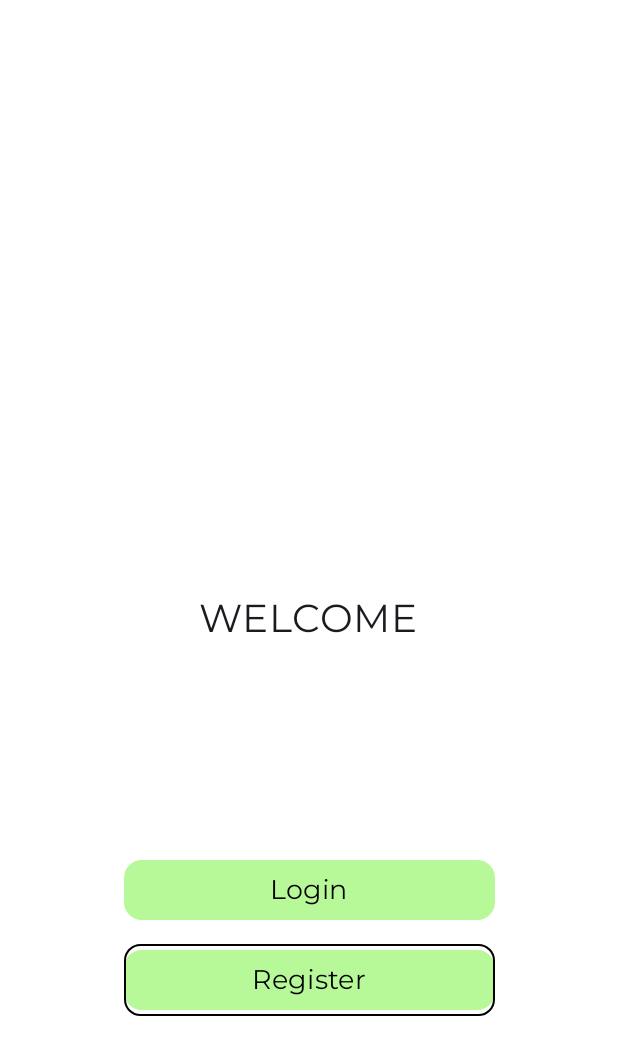
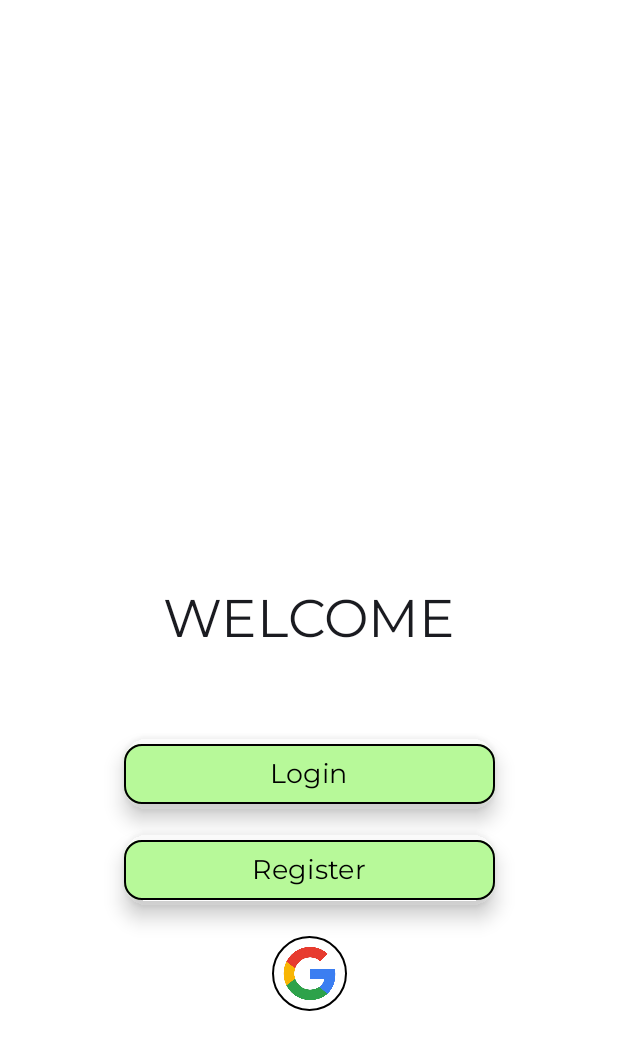
Before and after one commit to macp3/SnackTrackMobile, an Android app built with Jetpack Compose: the screen it shows after launch (MainActivity), on a phone screen of 412 x 824 dp. Shown: the top 1055 px of the screen. Run offline under Robolectric (Android 15) with nearby library versions, the phone set to English and light mode, and no system bars.

Commit message:
StartView developed

```diff
--- a/app/build.gradle.kts
+++ b/app/build.gradle.kts
@@ -49,6 +49,7 @@ dependencies {
     implementation(libs.androidx.ui.graphics)
     implementation(libs.androidx.ui.tooling.preview)
     implementation(libs.androidx.material3)
+    implementation(libs.androidx.navigation.compose)
     testImplementation(libs.junit)
     androidTestImplementation(libs.androidx.junit)
     androidTestImplementation(libs.androidx.espresso.core)
--- a/app/src/main/java/study/snacktrackmobile/MainActivity.kt
+++ b/app/src/main/java/study/snacktrackmobile/MainActivity.kt
@@ -2,23 +2,16 @@ package study.snacktrackmobile
 import android.os.Bundle
 import androidx.activity.ComponentActivity
 import androidx.activity.compose.setContent
-import androidx.compose.ui.text.font.Font
-import androidx.compose.ui.text.font.FontFamily
-import androidx.compose.ui.text.font.FontWeight
 import study.snacktrackmobile.ui.theme.SnackTrackMobileTheme
-import study.snacktrackmobile.ui.views.LoginScreen
+import study.snacktrackmobile.ui.views.SnackTrackApp
 
 
 class MainActivity : ComponentActivity() {
     override fun onCreate(savedInstanceState: Bundle?) {
         super.onCreate(savedInstanceState)
         setContent {
-            SnackTrackMobileTheme{
-                LoginScreen(
-                    onLoginClick = {},
-                    onRegisterClick = {},
-                    onGoogleSignInClick = {}
-                )
+            SnackTrackMobileTheme {
+                SnackTrackApp()
             }
         }
     }
--- a/app/src/main/java/study/snacktrackmobile/ui/components/ButtonTest.kt
+++ b/app/src/main/java/study/snacktrackmobile/ui/components/ButtonTest.kt
@@ -1,4 +1,52 @@
 package study.snacktrackmobile.ui.components
 
-class ButtonTest {
-}
+import androidx.compose.foundation.BorderStroke
+import androidx.compose.foundation.layout.PaddingValues
+import androidx.compose.foundation.layout.fillMaxWidth
+import androidx.compose.foundation.shape.RoundedCornerShape
+import androidx.compose.material3.ButtonDefaults
+import androidx.compose.material3.OutlinedButton
+import androidx.compose.material3.Text
+import androidx.compose.runtime.Composable
+import androidx.compose.ui.Modifier
+import androidx.compose.ui.draw.shadow
+import androidx.compose.ui.graphics.Color
+import androidx.compose.ui.text.font.Font
+import androidx.compose.ui.text.font.FontFamily
+import androidx.compose.ui.text.font.FontWeight
+import androidx.compose.ui.unit.dp
+import androidx.compose.ui.unit.sp
+import study.snacktrackmobile.R
+
+
+    val montserratFont = FontFamily(
+        Font(R.font.montserrat, weight = FontWeight.Normal)
+    )
+
+    @Composable
+    fun DisplayButton(text: String,
+                      onClick: () -> Unit,
+                      modifier: Modifier = Modifier,
+                      )
+    {
+        OutlinedButton(
+            onClick = onClick,
+            modifier = Modifier
+                .fillMaxWidth(0.6f)
+                .shadow(
+                    elevation = 8.dp,
+                    shape = RoundedCornerShape(16.dp),
+                    clip = false
+                ),
+            colors = ButtonDefaults.buttonColors(containerColor = Color(0xFFB7F999)),
+            shape = RoundedCornerShape(12.dp),
+            border = BorderStroke(1.dp, Color.Black),
+        ) {
+            Text(
+                text = text,
+                fontSize = 18.sp,
+                fontFamily = montserratFont,
+                color = Color.Black
+            )
+        }
+    }
--- /dev/null
+++ b/app/src/main/java/study/snacktrackmobile/ui/views/LoginView.kt
@@ -0,0 +1,19 @@
+package study.snacktrackmobile.ui.views
+
+import androidx.compose.runtime.Composable
+import androidx.compose.ui.graphics.Color
+import androidx.compose.ui.unit.sp
+import androidx.compose.material3.Text
+import androidx.navigation.NavController
+import study.snacktrackmobile.ui.components.montserratFont
+
+@Composable
+fun LoginView(navController: NavController)
+{
+    Text(
+        text = "login view",
+        fontSize = 18.sp,
+        fontFamily = montserratFont,
+        color = Color.Black,
+    )
+}
--- a/app/src/main/java/study/snacktrackmobile/ui/views/MainView.kt
+++ /dev/null
@@ -1,4 +0,0 @@
-package study.snacktrackmobile.ui.views
-
-class MainView {
-}
--- /dev/null
+++ b/app/src/main/java/study/snacktrackmobile/ui/views/RegisterView.kt
@@ -0,0 +1,19 @@
+package study.snacktrackmobile.ui.views
+
+import androidx.compose.material3.Text
+import androidx.compose.runtime.Composable
+import androidx.compose.ui.graphics.Color
+import androidx.compose.ui.unit.sp
+import androidx.navigation.NavController
+import study.snacktrackmobile.ui.components.montserratFont
+
+@Composable
+fun RegisterView(navController: NavController)
+{
+    Text(
+        text = "login view",
+        fontSize = 18.sp,
+        fontFamily = montserratFont,
+        color = Color.Black,
+    )
+}
--- /dev/null
+++ b/app/src/main/java/study/snacktrackmobile/ui/views/SnackTrackApp.kt
@@ -0,0 +1,22 @@
+package study.snacktrackmobile.ui.views
+
+import androidx.compose.runtime.Composable
+import androidx.navigation.compose.NavHost
+import androidx.navigation.compose.composable
+import androidx.navigation.compose.rememberNavController
+
+@Composable
+fun SnackTrackApp() {
+    val navController = rememberNavController()
+    NavHost(navController = navController, startDestination = "StartView", builder = {
+        composable("StartView") {
+            StartView(navController)
+        }
+        composable("RegisterView") {
+            RegisterView(navController)
+        }
+        composable("LoginView") {
+            LoginView(navController)
+        }
+    })
+}
--- a/app/src/main/java/study/snacktrackmobile/ui/views/StartView.kt
+++ b/app/src/main/java/study/snacktrackmobile/ui/views/StartView.kt
@@ -1,83 +1,75 @@
 package study.snacktrackmobile.ui.views
 
-import androidx.compose.foundation.background
-import androidx.compose.foundation.border
+import androidx.compose.foundation.BorderStroke
+import androidx.compose.foundation.Image
 import androidx.compose.foundation.layout.*
 import androidx.compose.foundation.shape.CircleShape
-import androidx.compose.foundation.shape.RoundedCornerShape
 import androidx.compose.material3.*
 import androidx.compose.runtime.Composable
+import androidx.compose.runtime.getValue
+import androidx.compose.runtime.mutableStateOf
+import androidx.compose.runtime.remember
+import androidx.compose.runtime.setValue
 import androidx.compose.ui.Alignment
 import androidx.compose.ui.Modifier
+import androidx.compose.ui.draw.clip
 import androidx.compose.ui.graphics.Color
+import androidx.compose.ui.layout.ContentScale
 import androidx.compose.ui.res.*
 import androidx.compose.ui.text.font.*
 import androidx.compose.ui.unit.dp
 import androidx.compose.ui.unit.sp
+import androidx.navigation.NavController
 import study.snacktrackmobile.R
+import study.snacktrackmobile.ui.components.*
+import study.snacktrackmobile.ui.views.LoginView
+
+val montserratFont = FontFamily(
+    Font(R.font.montserrat, weight = FontWeight.Normal)
+)
 
 @Composable
-fun LoginScreen(
-    onLoginClick: () -> Unit,
-    onRegisterClick: () -> Unit,
-    onGoogleSignInClick: () -> Unit
-) {
-    val montserratFont = FontFamily(
-        Font(R.font.montserrat, weight = FontWeight.Normal)
-    )
-    Surface(
-        modifier = Modifier.fillMaxSize(),
-        color = Color.White
-    ) {
-        Box(modifier = Modifier.fillMaxSize()) {
-
+fun StartView(navController: NavController) {
+    Surface(modifier = Modifier.fillMaxSize(), color = Color.White) {
+        Box(modifier = Modifier.fillMaxSize(), contentAlignment = Alignment.Center) {
             Text(
                 text = "WELCOME",
-                fontSize = 26.sp,
-                fontFamily = montserratFont,
-                modifier = Modifier.align(Alignment.Center)
+                fontSize = 35.sp,
+                fontFamily = montserratFont
             )
+        }
 
+        Box(modifier = Modifier.fillMaxSize()) {
             Column(
                 modifier = Modifier
                     .fillMaxWidth()
                     .align(Alignment.BottomCenter)
-                    .padding(bottom = 60.dp),
+                    .padding(bottom = 150.dp),
                 horizontalAlignment = Alignment.CenterHorizontally
             ) {
+                DisplayButton(text = "Login", onClick = {
+                    navController.navigate("LoginView")
+                })
+                Spacer(modifier = Modifier.height(16.dp))
+                DisplayButton(text = "Register", onClick = {
+                    navController.navigate("RegisterView")
+                })
+                Spacer(modifier = Modifier.height(20.dp))
 
-                Button(
-                    onClick = { },
-                    modifier = Modifier
-                        .fillMaxWidth(0.6f)
-                        .padding(vertical = 6.dp),
-                    colors = ButtonDefaults.buttonColors(containerColor = Color(0xffB7F999)),
-                    shape = RoundedCornerShape(12.dp)
+                OutlinedButton(
+                    onClick = { /* TODO: Google Sign-In */ },
+                    shape = CircleShape,
+                    colors = ButtonDefaults.buttonColors(containerColor = Color.Transparent),
+                    modifier = Modifier.size(50.dp),
+                    border = BorderStroke(1.dp, Color.Black),
+                    contentPadding = PaddingValues(6.dp)
                 ) {
-                    Text(text = "Login", fontSize = 18.sp, fontFamily = montserratFont, color = Color.Black)
-                }
-
-                Button(
-                    onClick = { },
-                    modifier = Modifier
-                        .fillMaxWidth(0.6f)
-                        .padding(vertical = 6.dp)
-                        .border(width = 1.dp, color = Color.Black, shape = RoundedCornerShape(11.dp)),
-                    colors = ButtonDefaults.buttonColors(containerColor = Color(0xffB7F999)),
-                    shape = RoundedCornerShape(12.dp),
-                ) {
-                    Text(text = "Register", fontSize = 18.sp, fontFamily = montserratFont, color = Color.Black)
-                }
-
-                Spacer(modifier = Modifier.height(25.dp))
-
-                Button(
-                    onClick = { },
-                    shape = CircleShape,
-                    colors = ButtonDefaults.buttonColors(containerColor = Color.White),
-                    modifier = Modifier.size(55.dp)
-                ) {
-                    Text(text = "G", fontSize = 20.sp, fontFamily = montserratFont,)
+                    Image(
+                        painter = painterResource(R.drawable.google_icon),
+                        contentDescription = "Google icon",
+                        modifier = Modifier.fillMaxSize().clip(CircleShape),
+                        contentScale = ContentScale.Crop
+                    )
                 }
             }
         }
--- a/gradle/libs.versions.toml
+++ b/gradle/libs.versions.toml
@@ -8,6 +8,7 @@ espressoCore = "3.6.1"
 lifecycleRuntimeKtx = "2.8.7"
 activityCompose = "1.10.1"
 composeBom = "2024.09.00"
+navigationCompose = "2.9.5"
 
 [libraries]
 androidx-core-ktx = { group = "androidx.core", name = "core-ktx", version.ref = "coreKtx" }
@@ -24,6 +25,7 @@ androidx-ui-tooling-preview = { group = "androidx.compose.ui", name = "ui-toolin
 androidx-ui-test-manifest = { group = "androidx.compose.ui", name = "ui-test-manifest" }
 androidx-ui-test-junit4 = { group = "androidx.compose.ui", name = "ui-test-junit4" }
 androidx-material3 = { group = "androidx.compose.material3", name = "material3" }
+androidx-navigation-compose = { group = "androidx.navigation", name = "navigation-compose", version.ref = "navigationCompose" }
 
 [plugins]
 android-application = { id = "com.android.application", version.ref = "agp" }
```
Also changed, not shown: app/src/main/res/drawable/google_icon.png (added).
